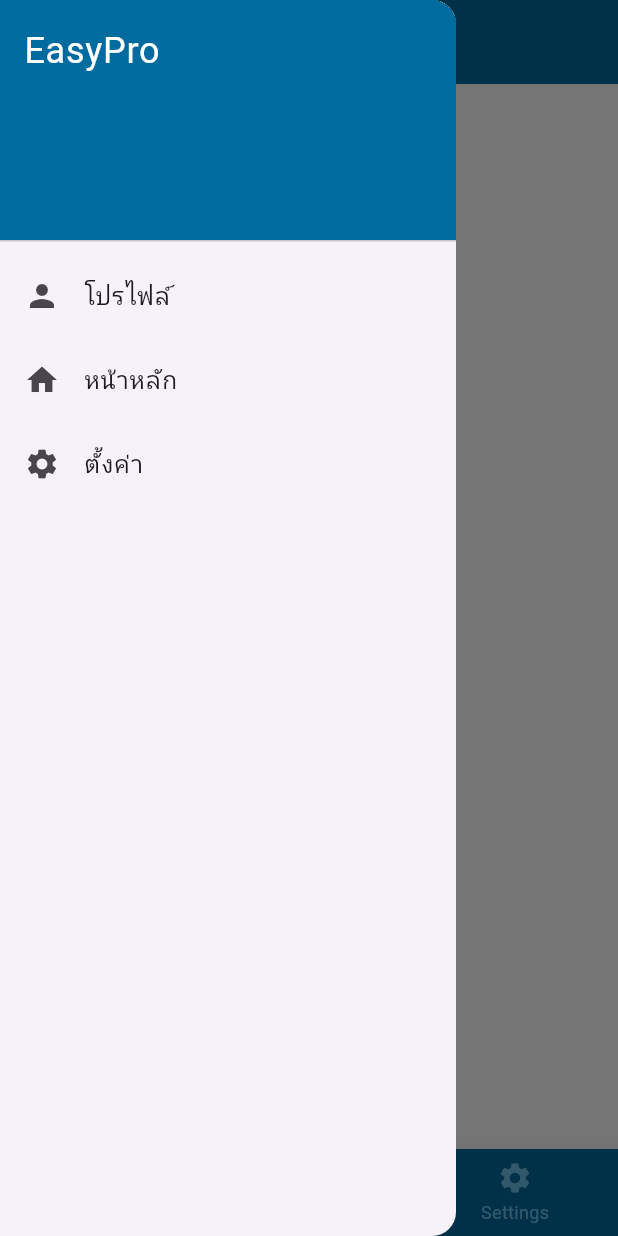
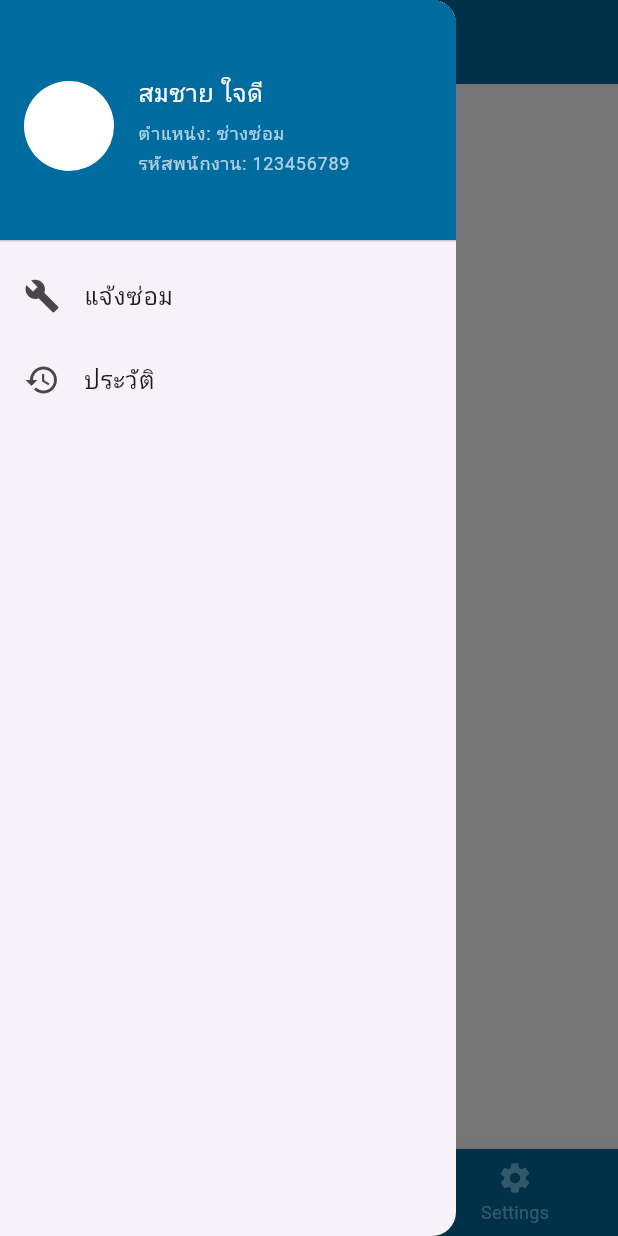
Before and after one commit to kitsune2355/Easy-pro, a Flutter app: the MainScreen screen opened directly, with the side drawer open, on a phone screen of 412 x 824 dp. Run offline on Flutter 3.47's test engine with Material 3 defaults, Android fonts, the light colour scheme and no system bars; our stand-ins replace google_fonts; Roboto replaces fonts that are missing (Prompt).

Commit message:
Update main screen

```diff
--- a/lib/main.dart
+++ b/lib/main.dart
@@ -57,8 +57,8 @@
           ),
         ),
       ),
-      home: const LoginScreen(),
-      // home: MainScreen(),
+      // home: const LoginScreen(),
+      home: MainScreen(),
     );
   }
 }
--- /dev/null
+++ b/lib/screens/history_repair_screen.dart
@@ -0,0 +1,12 @@
+import 'package:flutter/material.dart';
+
+class HistoryRepairScreen extends StatelessWidget {
+  const HistoryRepairScreen({super.key});
+
+  @override
+  Widget build(BuildContext context) {
+    return Scaffold(
+      body: const Center(child: Text('ประวัติ')),
+    );
+  }
+}
--- a/lib/screens/home_screen.dart
+++ b/lib/screens/home_screen.dart
@@ -1,12 +1,90 @@
 import 'package:flutter/material.dart';
 
 class HomeScreen extends StatelessWidget {
-  const HomeScreen({super.key});
+  final VoidCallback? onNavigateToRepair;
+  final VoidCallback? onNavigateToHistory;
+
+  const HomeScreen({
+    super.key,
+    this.onNavigateToRepair,
+    this.onNavigateToHistory,
+  });
 
   @override
   Widget build(BuildContext context) {
+    final double screenWidth = MediaQuery.of(context).size.width;
+
+    int crossAxisCount = 4;
+    if (screenWidth >= 900) {
+      crossAxisCount = 8;
+    } else if (screenWidth >= 600) {
+      crossAxisCount = 6;
+    }
+
+    final List<_MenuItem> menuItems = [
+      _MenuItem(
+        title: 'แจ้งซ่อม',
+        icon: Icons.build,
+        onTap: () {
+          onNavigateToRepair?.call();
+        },
+      ),
+      _MenuItem(
+        title: 'ประวัติ',
+        icon: Icons.history,
+        onTap: () {
+          onNavigateToHistory?.call();
+        },
+      ),
+    ];
+
     return Scaffold(
-      body: const Center(child: Text('ยินดีต้อนรับเข้าสู่ EasyPro!')),
+      body: Column(
+        children: [
+          Expanded(
+            child: GridView.count(
+              padding: const EdgeInsets.all(16),
+              crossAxisCount: crossAxisCount,
+              mainAxisSpacing: 20,
+              crossAxisSpacing: 20,
+              children: menuItems.map((item) {
+                return InkWell(
+                  onTap: item.onTap,
+                  child: Container(
+                    decoration: BoxDecoration(
+                      color: const Color(0xFF006B9F),
+                      borderRadius: BorderRadius.circular(12),
+                    ),
+                    child: Column(
+                      mainAxisAlignment: MainAxisAlignment.center,
+                      children: [
+                        Icon(item.icon, size: 24, color: Colors.white),
+                        const SizedBox(height: 4),
+                        Text(
+                          item.title,
+                          style: const TextStyle(
+                            fontSize: 14,
+                            color: Colors.white,
+                            fontWeight: FontWeight.w500,
+                          ),
+                        ),
+                      ],
+                    ),
+                  ),
+                );
+              }).toList(),
+            ),
+          ),
+        ],
+      ),
     );
   }
 }
+
+class _MenuItem {
+  final String title;
+  final IconData icon;
+  final VoidCallback onTap;
+
+  _MenuItem({required this.title, required this.icon, required this.onTap});
+}
--- a/lib/screens/main_screen.dart
+++ b/lib/screens/main_screen.dart
@@ -1,6 +1,8 @@
+import 'package:easy_pro/screens/history_repair_screen.dart';
 import 'package:easy_pro/screens/home_screen.dart';
 import 'package:easy_pro/screens/profile_screen.dart';
 import 'package:easy_pro/screens/settings_screen.dart';
+import 'package:easy_pro/screens/repair_screen.dart';
 import 'package:flutter/material.dart';
 
 class MainScreen extends StatefulWidget {
@@ -9,13 +11,48 @@
 }
 
 class _MainScreenState extends State<MainScreen> {
-  int _selectedIndex = 1;
+  int _selectedIndex = 1; // ใช้กับ IndexedStack
+  int _bottomNavIndex = 1; // ใช้กับ BottomNavigationBar
 
-  final List<Widget> _pages = [ProfileScreen(), HomeScreen(), SettingsScreen()];
+  late final List<Widget> _pages;
+  late final List<Map<String, dynamic>> _drawerItems;
+
+  @override
+  void initState() {
+    super.initState();
+    _pages = [
+      ProfileScreen(),
+      HomeScreen(
+        onNavigateToRepair: () => _onItemTapped(3),
+        onNavigateToHistory: () => _onItemTapped(4),
+      ),
+      SettingsScreen(),
+      RepairScreen(),
+      HistoryRepairScreen(),
+    ];
+
+    _drawerItems = [
+      {
+        'icon': Icons.build,
+        'label': 'แจ้งซ่อม',
+        'action': () => _onItemTapped(3),
+      },
+      {
+        'icon': Icons.history,
+        'label': 'ประวัติ',
+        'action': () => _onItemTapped(4),
+      },
+    ];
+  }
 
   void _onItemTapped(int index) {
     setState(() {
       _selectedIndex = index;
+
+      // อัปเดต _bottomNavIndex เฉพาะถ้า index อยู่ในช่วง BottomNavigationBar
+      if (index <= 2) {
+        _bottomNavIndex = index;
+      }
     });
   }
 
@@ -23,51 +60,80 @@
   Widget build(BuildContext context) {
     return Scaffold(
       appBar: AppBar(
-        title: const Text('EasyPro'),
+        title: Text('EasyPro'),
+        leading: _selectedIndex == 3 || _selectedIndex == 4
+            ? IconButton(
+                icon: Icon(Icons.arrow_back),
+                onPressed: () {
+                  _onItemTapped(_bottomNavIndex);
+                },
+              )
+            : null, // ถ้าไม่ใช่หน้า Repair ก็ไม่ต้องแสดงปุ่ม
         foregroundColor: Colors.white,
         backgroundColor: const Color(0xFF006B9F),
       ),
+
       drawer: Drawer(
         child: ListView(
           padding: EdgeInsets.zero,
           children: [
-            const DrawerHeader(
-              decoration: BoxDecoration(color: Color(0xFF006B9F)),
-              child: Text(
-                'EasyPro',
-                style: TextStyle(color: Colors.white, fontSize: 24),
-              ),
-            ),
-            ListTile(
-              leading: const Icon(Icons.person),
-              title: const Text('โปรไฟล์'),
+            DrawerHeader(
+              decoration: const BoxDecoration(color: Color(0xFF006B9F)),
+              child: Row(
+                children: [
+                  GestureDetector(
                     onTap: () {
                       Navigator.pop(context);
                       _onItemTapped(0);
                     },
+                    child: const CircleAvatar(
+                      radius: 30,
+                      backgroundColor: Colors.white,
                     ),
-            ListTile(
-              leading: const Icon(Icons.home),
-              title: const Text('หน้าหลัก'),
+                  ),
+                  const SizedBox(width: 16),
+                  const Expanded(
+                    child: Column(
+                      crossAxisAlignment: CrossAxisAlignment.start,
+                      mainAxisAlignment: MainAxisAlignment.center,
+                      children: [
+                        Text(
+                          'สมชาย ใจดี',
+                          style: TextStyle(fontSize: 16, color: Colors.white),
+                        ),
+                        SizedBox(height: 4),
+                        Text(
+                          'ตำแหน่ง: ช่างซ่อม',
+                          style: TextStyle(fontSize: 12, color: Colors.white70),
+                        ),
+                        SizedBox(height: 1),
+                        Text(
+                          'รหัสพนักงาน: 123456789',
+                          style: TextStyle(fontSize: 12, color: Colors.white70),
+                        ),
+                      ],
+                    ),
+                  ),
+                ],
+              ),
+            ),
+            ..._drawerItems.map((item) {
+              return ListTile(
+                leading: Icon(item['icon']),
+                title: Text(item['label']),
                 onTap: () {
                   Navigator.pop(context);
-                _onItemTapped(1);
+                  item['action']();
                 },
-            ),
-            ListTile(
-              leading: const Icon(Icons.settings),
-              title: const Text('ตั้งค่า'),
-              onTap: () {
-                Navigator.pop(context);
-                _onItemTapped(2);
-              },
-            ),
+              );
+            }).toList(),
           ],
         ),
       ),
       body: IndexedStack(index: _selectedIndex, children: _pages),
       bottomNavigationBar: BottomNavigationBar(
-        currentIndex: _selectedIndex,
+        type: BottomNavigationBarType.fixed,
+        currentIndex: _bottomNavIndex,
         onTap: _onItemTapped,
         selectedItemColor: Colors.white,
         unselectedItemColor: const Color(0xFF6DC0E9),
--- /dev/null
+++ b/lib/screens/repair_screen.dart
@@ -0,0 +1,12 @@
+import 'package:flutter/material.dart';
+
+class RepairScreen extends StatelessWidget {
+  const RepairScreen({super.key});
+
+  @override
+  Widget build(BuildContext context) {
+    return Scaffold(
+      body: const Center(child: Text('แจ้งซ่อม')),
+    );
+  }
+}
--- a/pubspec.yaml
+++ b/pubspec.yaml
@@ -57,6 +57,7 @@
   assets:
     - assets/images/Logo_pro.png
     - assets/images/Easy_Prologo.png
+    - assets/images/Easy_Prologo_White.png
 
   # The following line ensures that the Material Icons font is
   # included with your application, so that you can use the icons in
```
Also changed, not shown: assets/images/Easy_Prologo_White.png (added). Lines whose indentation alone changed are shown as unchanged.
